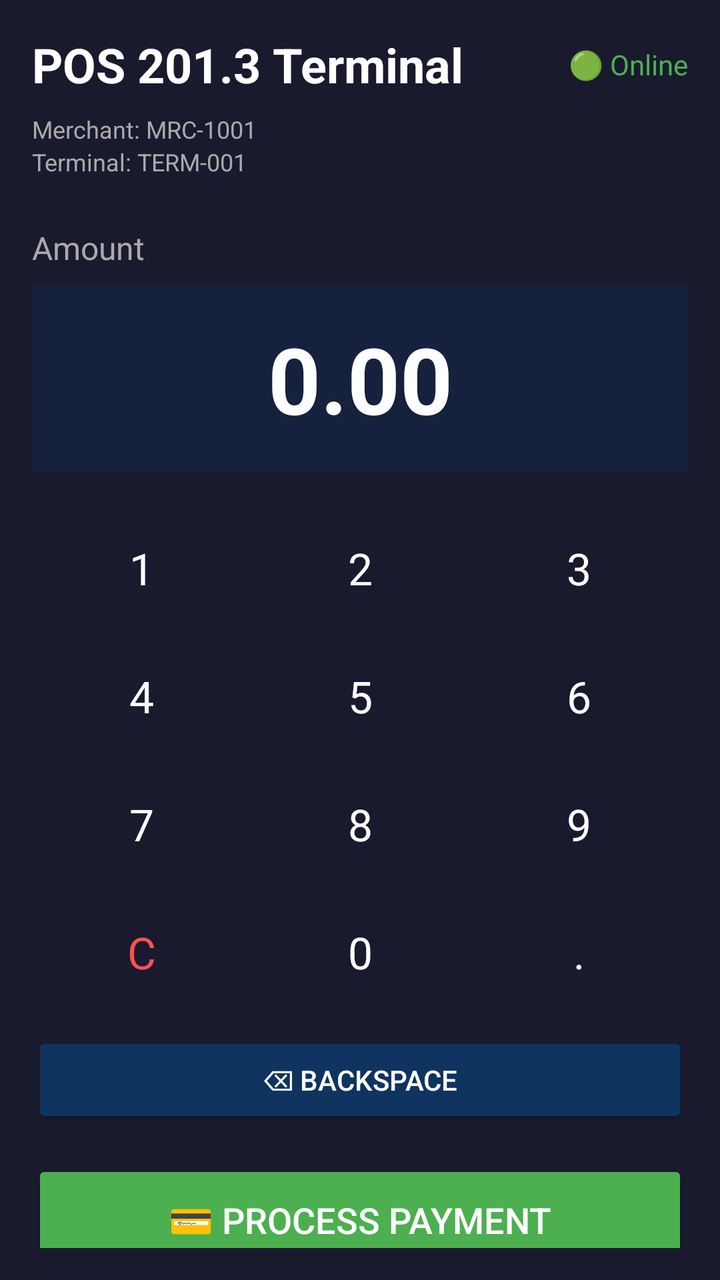
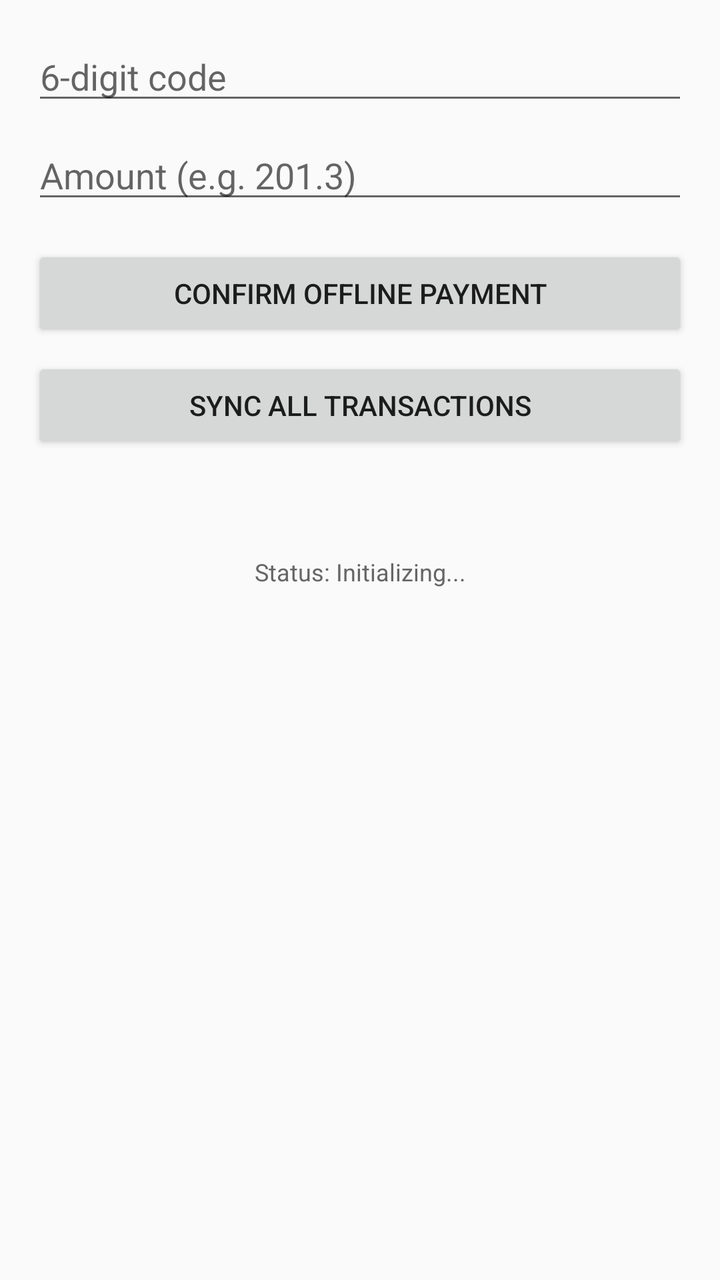

Two renders of the same Android screen: before a commit and after it. Below are the layout's source before the change and the commit's diff.
<!-- AndroidManifest.xml: activity theme Theme.AppCompat.Light.NoActionBar -->
<!-- res/layout/activity_main.xml -->
<?xml version="1.0" encoding="utf-8"?>
<LinearLayout xmlns:android="http://schemas.android.com/apk/res/android"
    xmlns:tools="http://schemas.android.com/tools"
    android:layout_width="match_parent"
    android:layout_height="match_parent"
    android:orientation="vertical"
    android:background="#1A1A2E"
    android:padding="16dp"
    tools:context=".ui.MainActivity">

    
    <LinearLayout
        android:layout_width="match_parent"
        android:layout_height="wrap_content"
        android:orientation="horizontal"
        android:gravity="center_vertical">

        <TextView
            android:layout_width="0dp"
            android:layout_height="wrap_content"
            android:layout_weight="1"
            android:text="POS 201.3 Terminal"
            android:textColor="#FFFFFF"
            android:textSize="24sp"
            android:textStyle="bold" />

        <TextView
            android:id="@+id/tvConnectionStatus"
            android:layout_width="wrap_content"
            android:layout_height="wrap_content"
            android:text="🟢 Online"
            android:textColor="#4CAF50"
            android:textSize="14sp" />
    </LinearLayout>

    
    <TextView
        android:id="@+id/tvMerchantInfo"
        android:layout_width="match_parent"
        android:layout_height="wrap_content"
        android:layout_marginTop="8dp"
        android:text="Merchant: MRC-1001"
        android:textColor="#AAAAAA"
        android:textSize="12sp" />

    <TextView
        android:id="@+id/tvTerminalInfo"
        android:layout_width="match_parent"
        android:layout_height="wrap_content"
        android:text="Terminal: TERM-001"
        android:textColor="#AAAAAA"
        android:textSize="12sp" />

    
    <TextView
        android:layout_width="match_parent"
        android:layout_height="wrap_content"
        android:layout_marginTop="24dp"
        android:text="Amount"
        android:textColor="#AAAAAA"
        android:textSize="16sp" />

    <TextView
        android:id="@+id/tvAmount"
        android:layout_width="match_parent"
        android:layout_height="wrap_content"
        android:text="0.00"
        android:textColor="#FFFFFF"
        android:textSize="46sp"
        android:textStyle="bold"
        android:gravity="center"
        android:background="#16213E"
        android:padding="16dp"
        android:layout_marginTop="8dp" />

    
    <TextView
        android:id="@+id/tvPendingCount"
        android:layout_width="wrap_content"
        android:layout_height="wrap_content"
        android:layout_marginTop="8dp"
        android:text="3 pending"
        android:textColor="#FFC107"
        android:textSize="14sp"
        android:visibility="gone" />

    
    <GridLayout
        android:layout_width="match_parent"
        android:layout_height="wrap_content"
        android:layout_marginTop="16dp"
        android:columnCount="3"
        android:rowCount="4">

        <Button
            android:id="@+id/btn1"
            style="@style/NumberPadButton"
            android:text="1" />

        <Button
            android:id="@+id/btn2"
            style="@style/NumberPadButton"
            android:text="2" />

        <Button
            android:id="@+id/btn3"
            style="@style/NumberPadButton"
            android:text="3" />

        <Button
            android:id="@+id/btn4"
            style="@style/NumberPadButton"
            android:text="4" />

        <Button
            android:id="@+id/btn5"
            style="@style/NumberPadButton"
            android:text="5" />

        <Button
            android:id="@+id/btn6"
            style="@style/NumberPadButton"
            android:text="6" />

        <Button
            android:id="@+id/btn7"
            style="@style/NumberPadButton"
            android:text="7" />

        <Button
            android:id="@+id/btn8"
            style="@style/NumberPadButton"
            android:text="8" />

        <Button
            android:id="@+id/btn9"
            style="@style/NumberPadButton"
            android:text="9" />

        <Button
            android:id="@+id/btnClear"
            style="@style/NumberPadButton"
            android:text="C"
            android:textColor="#FF5252" />

        <Button
            android:id="@+id/btn0"
            style="@style/NumberPadButton"
            android:text="0" />

        <Button
            android:id="@+id/btnDot"
            style="@style/NumberPadButton"
            android:text="." />
    </GridLayout>

    
    <Button
        android:id="@+id/btnBackspace"
        android:layout_width="match_parent"
        android:layout_height="wrap_content"
        android:layout_marginTop="8dp"
        android:text="⌫ Backspace"
        android:textColor="#FFFFFF"
        android:backgroundTint="#0F3460" />

    
    <Button
        android:id="@+id/btnProcessPayment"
        android:layout_width="match_parent"
        android:layout_height="60dp"
        android:layout_marginTop="16dp"
        android:text="💳 Process Payment"
        android:textColor="#FFFFFF"
        android:textSize="18sp"
        android:backgroundTint="#4CAF50" />

    <LinearLayout
        android:layout_width="match_parent"
        android:layout_height="wrap_content"
        android:layout_marginTop="8dp"
        android:orientation="horizontal">

        <Button
            android:id="@+id/btnRedeemCode"
            android:layout_width="0dp"
            android:layout_height="50dp"
            android:layout_weight="1"
            android:text="🎫 Redeem Code"
            android:textColor="#FFFFFF"
            android:backgroundTint="#2196F3" />

        <Button
            android:id="@+id/btnSync"
            android:layout_width="0dp"
            android:layout_height="50dp"
            android:layout_weight="1"
            android:layout_marginStart="8dp"
            android:text="🔄 Sync"
            android:textColor="#FFFFFF"
            android:backgroundTint="#FF9800"
            android:visibility="gone" />
    </LinearLayout>

    <Button
        android:id="@+id/btnSettings"
        android:layout_width="match_parent"
        android:layout_height="40dp"
        android:layout_marginTop="8dp"
        android:text="⚙️ Settings"
        android:textColor="#AAAAAA"
        android:backgroundTint="#16213E"
        android:textSize="12sp" />

    
    <ProgressBar
        android:id="@+id/progressBar"
        android:layout_width="wrap_content"
        android:layout_height="wrap_content"
        android:layout_gravity="center"
        android:visibility="gone"
        android:layout_marginTop="8dp" />

</LinearLayout>
<!-- resources referenced by this layout -->
<resources>
  <style name="NumberPadButton" parent="Widget.MaterialComponents.Button">
          <item name="android:layout_width">0dp</item>
          <item name="android:layout_height">56dp</item>
          <item name="android:layout_columnWeight">1</item>
          <item name="android:layout_margin">4dp</item>
          <item name="android:textSize">22sp</item>
          <item name="android:textColor">#FFFFFF</item>
          <item name="backgroundTint">#0F3460</item>
          <item name="cornerRadius">8dp</item>
      </style>
</resources>

<!-- the commit's change to res/layout/activity_main.xml (unified diff, before → after) -->
@@ -1,224 +1,53 @@
 <?xml version="1.0" encoding="utf-8"?>
 <LinearLayout xmlns:android="http://schemas.android.com/apk/res/android"
-    xmlns:tools="http://schemas.android.com/tools"
+    android:orientation="vertical"
+    android:padding="16dp"
     android:layout_width="match_parent"
-    android:layout_height="match_parent"
-    android:orientation="vertical"
-    android:background="#1A1A2E"
-    android:padding="16dp"
-    tools:context=".ui.MainActivity">
+    android:layout_height="match_parent">
 
-    
-    <LinearLayout
+    <EditText
+        android:id="@+id/edtCode"
         android:layout_width="match_parent"
         android:layout_height="wrap_content"
-        android:orientation="horizontal"
-        android:gravity="center_vertical">
+        android:hint="6-digit code"
+        android:inputType="number" />
 
-        <TextView
-            android:layout_width="0dp"
-            android:layout_height="wrap_content"
-            android:layout_weight="1"
-            android:text="POS 201.3 Terminal"
-            android:textColor="#FFFFFF"
-            android:textSize="24sp"
-            android:textStyle="bold" />
-
-        <TextView
-            android:id="@+id/tvConnectionStatus"
-            android:layout_width="wrap_content"
-            android:layout_height="wrap_content"
-            android:text="🟢 Online"
-            android:textColor="#4CAF50"
-            android:textSize="14sp" />
-    </LinearLayout>
-
-    
-    <TextView
-        android:id="@+id/tvMerchantInfo"
+    <EditText
+        android:id="@+id/edtAmount"
         android:layout_width="match_parent"
         android:layout_height="wrap_content"
-        android:layout_marginTop="8dp"
-        android:text="Merchant: MRC-1001"
-        android:textColor="#AAAAAA"
-        android:textSize="12sp" />
+        android:hint="Amount (e.g. 201.3)"
+        android:inputType="numberDecimal"
+        android:layout_marginTop="8dp" />
+
+    <Button
+        android:id="@+id/btnPay"
+        android:layout_width="match_parent"
+        android:layout_height="wrap_content"
+        android:text="Confirm Offline Payment"
+        android:layout_marginTop="16dp" />
+
+    <Button
+        android:id="@+id/btnSync"
+        android:layout_width="match_parent"
+        android:layout_height="wrap_content"
+        android:text="Sync All Transactions"
+        android:layout_marginTop="8dp" />
 
     <TextView
-        android:id="@+id/tvTerminalInfo"
-        android:layout_width="match_parent"
-        android:layout_height="wrap_content"
-        android:text="Terminal: TERM-001"
-        android:textColor="#AAAAAA"
-        android:textSize="12sp" />
-
-    
-    <TextView
-        android:layout_width="match_parent"
-        android:layout_height="wrap_content"
-        android:layout_marginTop="24dp"
-        android:text="Amount"
-        android:textColor="#AAAAAA"
-        android:textSize="16sp" />
-
-    <TextView
-        android:id="@+id/tvAmount"
-        android:layout_width="match_parent"
-        android:layout_height="wrap_content"
-        android:text="0.00"
-        android:textColor="#FFFFFF"
-        android:textSize="46sp"
-        android:textStyle="bold"
-        android:gravity="center"
-        android:background="#16213E"
-        android:padding="16dp"
-        android:layout_marginTop="8dp" />
-
-    
-    <TextView
-        android:id="@+id/tvPendingCount"
-        android:layout_width="wrap_content"
-        android:layout_height="wrap_content"
-        android:layout_marginTop="8dp"
-        android:text="3 pending"
-        android:textColor="#FFC107"
-        android:textSize="14sp"
-        android:visibility="gone" />
-
-    
-    <GridLayout
+        android:id="@+id/txtResult"
         android:layout_width="match_parent"
         android:layout_height="wrap_content"
         android:layout_marginTop="16dp"
-        android:columnCount="3"
-        android:rowCount="4">
+        android:textSize="14sp" />
 
-        <Button
-            android:id="@+id/btn1"
-            style="@style/NumberPadButton"
-            android:text="1" />
-
-        <Button
-            android:id="@+id/btn2"
-            style="@style/NumberPadButton"
-            android:text="2" />
-
-        <Button
-            android:id="@+id/btn3"
-            style="@style/NumberPadButton"
-            android:text="3" />
-
-        <Button
-            android:id="@+id/btn4"
-            style="@style/NumberPadButton"
-            android:text="4" />
-
-        <Button
-            android:id="@+id/btn5"
-            style="@style/NumberPadButton"
-            android:text="5" />
-
-        <Button
-            android:id="@+id/btn6"
-            style="@style/NumberPadButton"
-            android:text="6" />
-
-        <Button
-            android:id="@+id/btn7"
-            style="@style/NumberPadButton"
-            android:text="7" />
-
-        <Button
-            android:id="@+id/btn8"
-            style="@style/NumberPadButton"
-            android:text="8" />
-
-        <Button
-            android:id="@+id/btn9"
-            style="@style/NumberPadButton"
-            android:text="9" />
-
-        <Button
-            android:id="@+id/btnClear"
-            style="@style/NumberPadButton"
-            android:text="C"
-            android:textColor="#FF5252" />
-
-        <Button
-            android:id="@+id/btn0"
-            style="@style/NumberPadButton"
-            android:text="0" />
-
-        <Button
-            android:id="@+id/btnDot"
-            style="@style/NumberPadButton"
-            android:text="." />
-    </GridLayout>
-
-    
-    <Button
-        android:id="@+id/btnBackspace"
+    <TextView
+        android:id="@+id/txtStatus"
         android:layout_width="match_parent"
         android:layout_height="wrap_content"
-        android:layout_marginTop="8dp"
-        android:text="⌫ Backspace"
-        android:textColor="#FFFFFF"
-        android:backgroundTint="#0F3460" />
-
-    
-    <Button
-        android:id="@+id/btnProcessPayment"
-        android:layout_width="match_parent"
-        android:layout_height="60dp"
         android:layout_marginTop="16dp"
-        android:text="💳 Process Payment"
-        android:textColor="#FFFFFF"
-        android:textSize="18sp"
-        android:backgroundTint="#4CAF50" />
-
-    <LinearLayout
-        android:layout_width="match_parent"
-        android:layout_height="wrap_content"
-        android:layout_marginTop="8dp"
-        android:orientation="horizontal">
-
-        <Button
-            android:id="@+id/btnRedeemCode"
-            android:layout_width="0dp"
-            android:layout_height="50dp"
-            android:layout_weight="1"
-            android:text="🎫 Redeem Code"
-            android:textColor="#FFFFFF"
-            android:backgroundTint="#2196F3" />
-
-        <Button
-            android:id="@+id/btnSync"
-            android:layout_width="0dp"
-            android:layout_height="50dp"
-            android:layout_weight="1"
-            android:layout_marginStart="8dp"
-            android:text="🔄 Sync"
-            android:textColor="#FFFFFF"
-            android:backgroundTint="#FF9800"
-            android:visibility="gone" />
-    </LinearLayout>
-
-    <Button
-        android:id="@+id/btnSettings"
-        android:layout_width="match_parent"
-        android:layout_height="40dp"
-        android:layout_marginTop="8dp"
-        android:text="⚙️ Settings"
-        android:textColor="#AAAAAA"
-        android:backgroundTint="#16213E"
-        android:textSize="12sp" />
-
-    
-    <ProgressBar
-        android:id="@+id/progressBar"
-        android:layout_width="wrap_content"
-        android:layout_height="wrap_content"
-        android:layout_gravity="center"
-        android:visibility="gone"
-        android:layout_marginTop="8dp" />
-
+        android:text="Status: Initializing..."
+        android:textAlignment="center"
+        android:textSize="12sp"
+        android:textColor="#666666" />
 </LinearLayout>
<!-- resource entries referenced after the edit -->
@@ -1,14 +1,5 @@
 <!-- resources referenced by this layout -->
 <resources>
-  <style name="NumberPadButton" parent="Widget.MaterialComponents.Button">
-          <item name="android:layout_width">0dp</item>
-          <item name="android:layout_height">56dp</item>
-          <item name="android:layout_columnWeight">1</item>
-          <item name="android:layout_margin">4dp</item>
-          <item name="android:textSize">22sp</item>
-          <item name="android:textColor">#FFFFFF</item>
-          <item name="backgroundTint">#0F3460</item>
-          <item name="cornerRadius">8dp</item>
-      </style>
+
 </resources>
 
